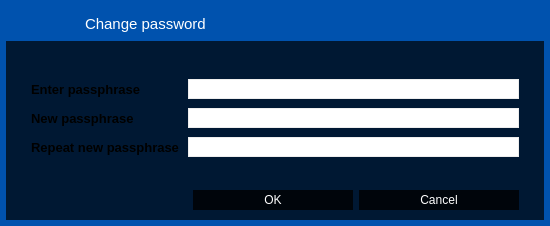
The window that src/qt/forms/askpassphrasedialog.ui (AMA-CSharp-Code/Blazecoin_Wallet_Core_V1.5) describes before a commit, drawn with Qt 5.
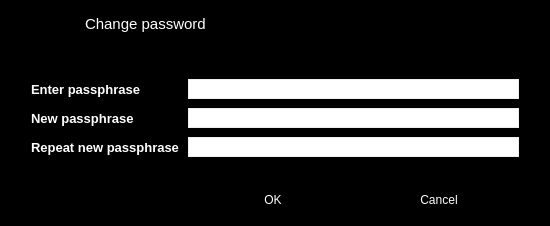
The same window after the commit. Icons and pictures are not drawn.

What changed in the file:
```diff
--- a/src/qt/forms/askpassphrasedialog.ui
+++ b/src/qt/forms/askpassphrasedialog.ui
@@ -27,11 +27,11 @@
   </property>
   <property name="styleSheet">
    <string notr="true">QLabel {
-	color: #000000;
+	color: #FFFFFF;
 }
 
 #AskPassphraseDialog {
-	background-color: rgb(0, 82, 174);
+	background-color: rgb(0, 0, 0);
 }
 
 QLineEdit {
@@ -83,7 +83,7 @@
         </property>
         <property name="styleSheet">
          <string notr="true">#wCaption {
-	background-color:  rgb(0, 82, 174);
+	background-color: rgb(0, 0, 0);
 }</string>
         </property>
         <property name="is_header" stdset="0">
@@ -204,8 +204,11 @@
             </size>
            </property>
            <property name="styleSheet">
-            <string notr="true">QPushButton {	
-	image: url(:/res/close_normal.png);
+            <string notr="true">QPushButton {
+	background-color: transparent;
+	background-image: url(:/res/close_normal.png);
+	background-repeat: no-repeat;
+	background-position: center;
 	border: 0px solid gray;
 }
 QPushButton:pressed:flat {
```
Left out of the diff: 10 changed lines with no effect on the pictures.
